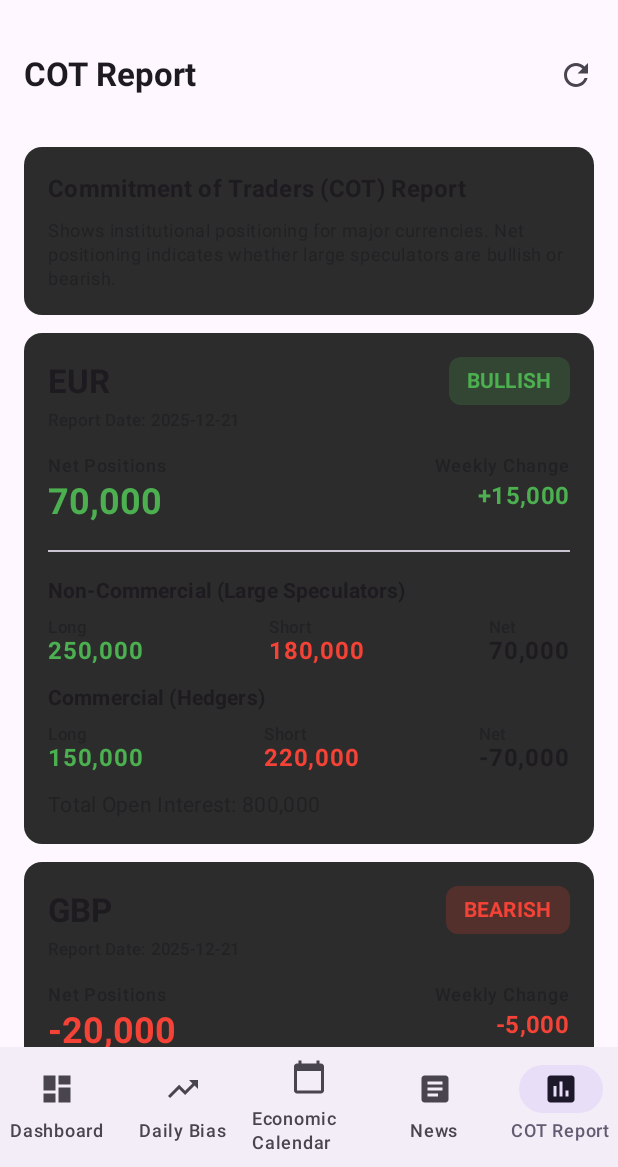
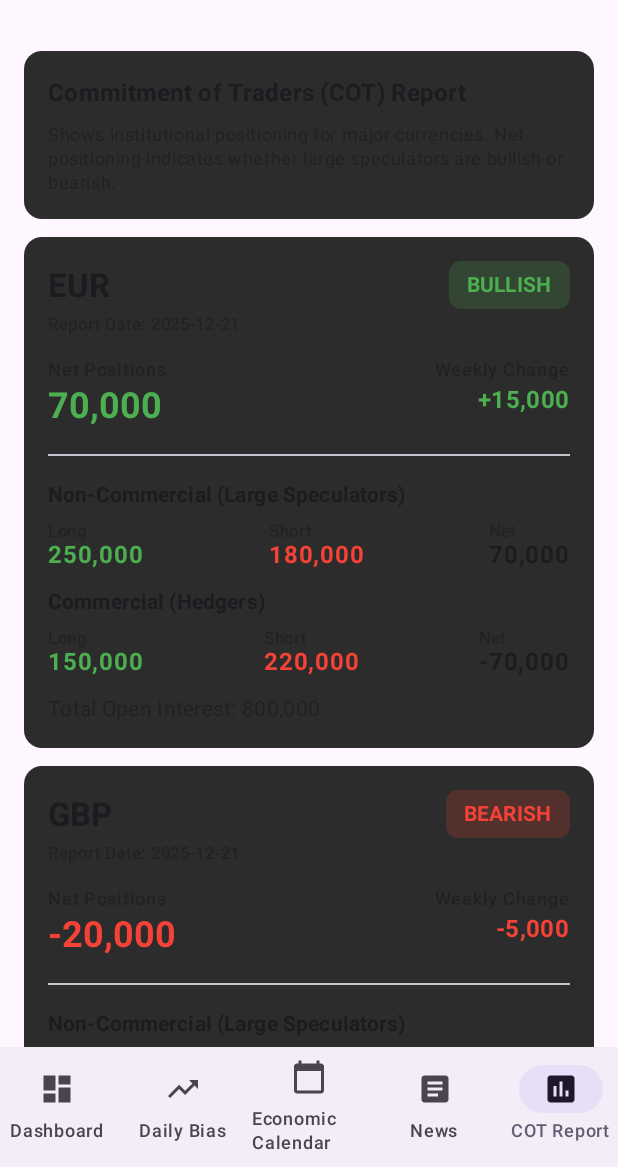
Before and after one commit to painkillar/expertadvisorbook, an Android app built with Jetpack Compose: the DailyBiasScreen screen opened through its navigation route, item 5 of the bottom bar chosen, on a phone screen of 412 x 824 dp, the part 69-1236 px from its top. Run offline under Robolectric (Android 15) with nearby library versions, the phone set to English and light mode, and no system bars.

Commit message:
Remove nested Scaffolds from all screens to fix crash
Fixed app crash caused by nested Scaffold components. Each screen (Dashboard, DailyBias, Economic, News, COT) had its own Scaffold which conflicted with MainActivity's Scaffold.

Changes:
- Removed Scaffold and TopAppBar from all 5 screen files
- Screens now return content directly
- MainActivity's single Scaffold handles all navigation

```diff
--- a/forex-trading-app/app/src/main/java/com/forextrading/ui/screens/COTScreen.kt
+++ b/forex-trading-app/app/src/main/java/com/forextrading/ui/screens/COTScreen.kt
@@ -23,24 +23,10 @@ import com.forextrading.ui.theme.NeutralGray
 import com.forextrading.viewmodel.ForexViewModel
 import com.forextrading.viewmodel.UiState
 
-@OptIn(ExperimentalMaterial3Api::class)
 @Composable
 fun COTScreen(viewModel: ForexViewModel) {
     val cotState by viewModel.cotReport.collectAsState()
 
-    Scaffold(
-        topBar = {
-            TopAppBar(
-                title = { Text("COT Report") },
-                actions = {
-                    IconButton(onClick = { viewModel.loadCOTReport() }) {
-                        Icon(Icons.Default.Refresh, "Refresh")
-                    }
-                }
-            )
-        }
-    ) { padding ->
-        Box(modifier = Modifier.padding(padding)) {
     when (cotState) {
         is UiState.Loading -> {
             Box(
@@ -63,8 +49,6 @@ fun COTScreen(viewModel: ForexViewModel) {
                     text = (cotState as UiState.Error).message,
                     color = BearishRed
                 )
-                    }
-                }
             }
         }
     }
--- a/forex-trading-app/app/src/main/java/com/forextrading/ui/screens/DailyBiasScreen.kt
+++ b/forex-trading-app/app/src/main/java/com/forextrading/ui/screens/DailyBiasScreen.kt
@@ -27,24 +27,10 @@ import com.forextrading.ui.theme.NeutralGray
 import com.forextrading.viewmodel.ForexViewModel
 import com.forextrading.viewmodel.UiState
 
-@OptIn(ExperimentalMaterial3Api::class)
 @Composable
 fun DailyBiasScreen(viewModel: ForexViewModel) {
     val biasState by viewModel.dailyBias.collectAsState()
 
-    Scaffold(
-        topBar = {
-            TopAppBar(
-                title = { Text("Daily Trading Bias - London Open") },
-                actions = {
-                    IconButton(onClick = { viewModel.loadDailyBias() }) {
-                        Icon(Icons.Default.Refresh, "Refresh")
-                    }
-                }
-            )
-        }
-    ) { padding ->
-        Box(modifier = Modifier.padding(padding)) {
     when (biasState) {
         is UiState.Loading -> {
             Box(
@@ -71,8 +57,6 @@ fun DailyBiasScreen(viewModel: ForexViewModel) {
                     Spacer(modifier = Modifier.height(16.dp))
                     Button(onClick = { viewModel.loadDailyBias() }) {
                         Text("Retry")
-                            }
-                        }
                     }
                 }
             }
--- a/forex-trading-app/app/src/main/java/com/forextrading/ui/screens/DashboardScreen.kt
+++ b/forex-trading-app/app/src/main/java/com/forextrading/ui/screens/DashboardScreen.kt
@@ -24,24 +24,10 @@ import com.forextrading.ui.theme.CardDark
 import com.forextrading.viewmodel.ForexViewModel
 import com.forextrading.viewmodel.UiState
 
-@OptIn(ExperimentalMaterial3Api::class)
 @Composable
 fun DashboardScreen(viewModel: ForexViewModel) {
     val quotesState by viewModel.quotes.collectAsState()
 
-    Scaffold(
-        topBar = {
-            TopAppBar(
-                title = { Text("Forex Trading Dashboard") },
-                actions = {
-                    IconButton(onClick = { viewModel.refreshData() }) {
-                        Icon(Icons.Default.Refresh, "Refresh")
-                    }
-                }
-            )
-        }
-    ) { padding ->
-        Box(modifier = Modifier.padding(padding)) {
     when (quotesState) {
         is UiState.Loading -> {
             Box(
@@ -64,8 +50,6 @@ fun DashboardScreen(viewModel: ForexViewModel) {
                     text = (quotesState as UiState.Error).message,
                     color = BearishRed
                 )
-                    }
-                }
             }
         }
     }
```
Also changed, not shown: forex-trading-app/app/src/main/java/com/forextrading/ui/screens/EconomicCalendarScreen.kt (+0 -16 lines), forex-trading-app/app/src/main/java/com/forextrading/ui/screens/NewsScreen.kt (+0 -16 lines). Lines whose indentation alone changed are shown as unchanged.
